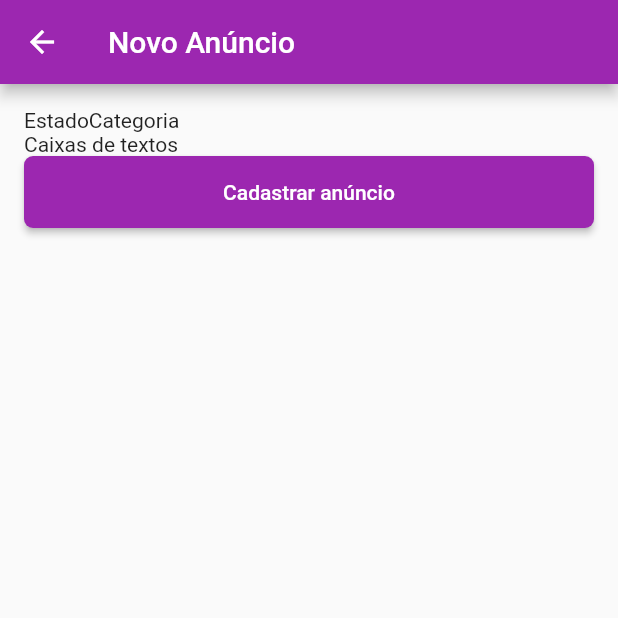
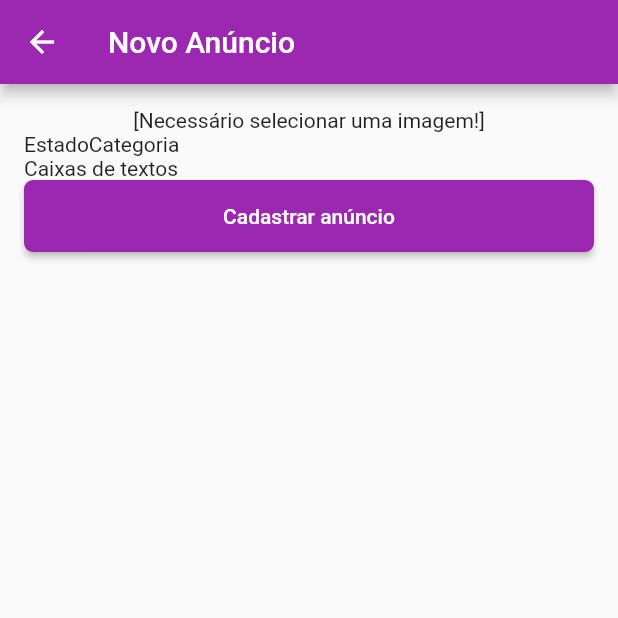
Before and after one commit to SandroRF1973/olx, a Flutter app: the NovoAnuncio screen opened by its route, after a tap on "Cadastrar anúncio", on a phone screen of 412 x 824 dp, the top half of it. Run offline on Flutter 3.47's test engine with Material 2 defaults, Android fonts, the phone set to English and light mode, and no system bars; our stand-ins replace firebase_auth, firebase_core; accounts and stored records are empty.

Commit message:
Aula - 263

```diff
--- a/lib/route_generator.dart
+++ b/lib/route_generator.dart
@@ -6,7 +6,7 @@ import 'package:olx/views/novo_anuncio.dart';
 
 class RouteGenerator {
   static Route<dynamic>? generateRoute(RouteSettings settings) {
-    final args = settings.arguments;
+    //final args = settings.arguments;
 
     switch (settings.name) {
       case "/":
@@ -20,6 +20,8 @@ class RouteGenerator {
       default:
         _erroRota();
     }
+
+    return null;
   }
 
   static Route<dynamic> _erroRota() {
--- a/lib/views/novo_anuncio.dart
+++ b/lib/views/novo_anuncio.dart
@@ -1,5 +1,6 @@
 import 'package:flutter/material.dart';
 import 'package:olx/views/widgets/botao_customizado.dart';
+import 'dart:io';
 
 class NovoAnuncio extends StatefulWidget {
   const NovoAnuncio({super.key});
@@ -9,6 +10,7 @@ class NovoAnuncio extends StatefulWidget {
 }
 
 class _NovoAnuncioState extends State<NovoAnuncio> {
+  final List<File> _listaImagens = List.empty();
   final _formKey = GlobalKey<FormState>();
 
   @override
@@ -25,7 +27,23 @@ class _NovoAnuncioState extends State<NovoAnuncio> {
             child: Column(
               crossAxisAlignment: CrossAxisAlignment.stretch,
               children: [
-                //FormField(),
+                FormField<List>(
+                  initialValue: _listaImagens,
+                  validator: (imagens) {
+                    if (imagens!.isEmpty) {
+                      return "Necessário selecionar uma imagem!";
+                    }
+                    return null;
+                  },
+                  builder: (state) {
+                    return Column(
+                      children: [
+                        Container(),
+                        if (state.hasError) Text("[${state.errorText}]"),
+                      ],
+                    );
+                  },
+                ),
                 const Row(
                   children: [
                     Text("Estado"),
```
